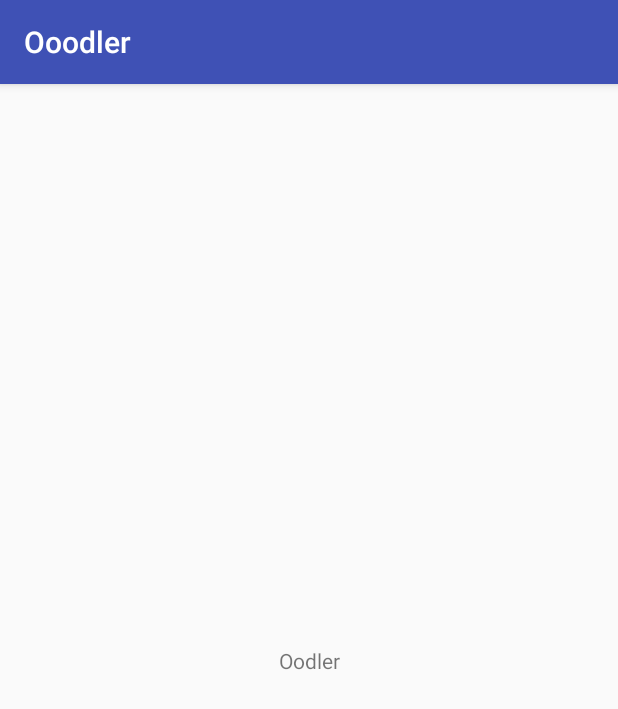
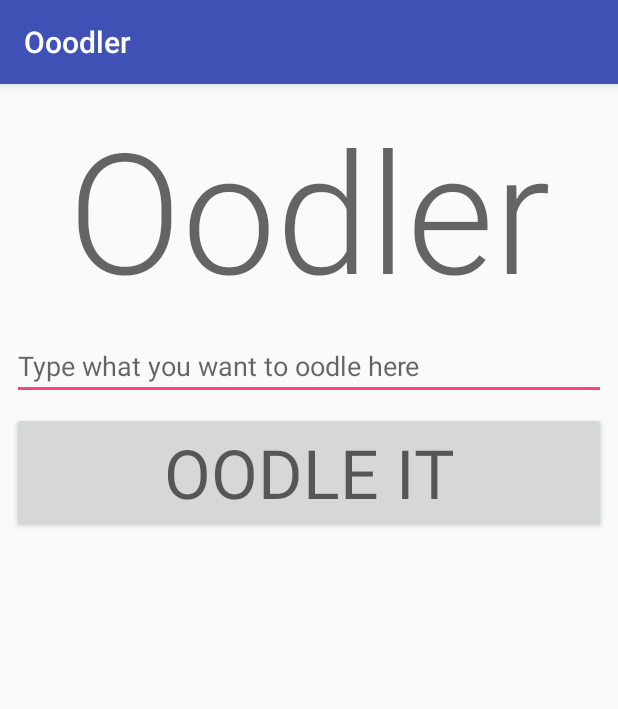
Before and after one commit to WillNess210/Oodler-Android-App, an Android app: the screen it shows after launch (MainActivity), on a phone screen of 412 x 824 dp. Shown: the top 709 px of the screen. Run offline under Robolectric (Android 15) with nearby library versions, the phone set to English and light mode, and no system bars.

Commit message:
Functionally done

```diff
--- a/Oodler/app/src/main/res/layout/activity_main.xml
+++ b/Oodler/app/src/main/res/layout/activity_main.xml
@@ -7,18 +7,55 @@
     tools:context=".MainActivity">
 
     <TextView
+        android:id="@+id/textView"
         android:layout_width="wrap_content"
-        android:layout_height="wrap_content"
+        android:layout_height="0dp"
         android:layout_marginEnd="8dp"
         android:layout_marginLeft="8dp"
         android:layout_marginRight="8dp"
         android:layout_marginStart="8dp"
+        android:layout_marginTop="8dp"
+        android:gravity="center_horizontal"
         android:text="Oodler"
-        app:layout_constraintBottom_toBottomOf="parent"
+        android:textAppearance="@style/TextAppearance.AppCompat.Display4"
         app:layout_constraintEnd_toEndOf="parent"
         app:layout_constraintLeft_toLeftOf="parent"
         app:layout_constraintRight_toRightOf="parent"
         app:layout_constraintStart_toStartOf="parent"
         app:layout_constraintTop_toTopOf="parent" />
 
+    <EditText
+        android:id="@+id/editText"
+        android:layout_width="0dp"
+        android:layout_height="wrap_content"
+        android:layout_marginEnd="8dp"
+        android:layout_marginLeft="8dp"
+        android:layout_marginRight="8dp"
+        android:layout_marginStart="8dp"
+        android:layout_marginTop="8dp"
+        android:ems="10"
+        android:hint="Type what you want to oodle here"
+        android:inputType="textPersonName"
+        app:layout_constraintEnd_toEndOf="parent"
+        app:layout_constraintHorizontal_bias="0.0"
+        app:layout_constraintStart_toStartOf="parent"
+        app:layout_constraintTop_toBottomOf="@+id/textView" />
+
+    <Button
+        android:id="@+id/button"
+        android:layout_width="0dp"
+        android:layout_height="wrap_content"
+        android:layout_marginEnd="8dp"
+        android:layout_marginLeft="8dp"
+        android:layout_marginRight="8dp"
+        android:layout_marginStart="8dp"
+        android:layout_marginTop="8dp"
+        android:onClick="sendMessage"
+        android:text="OODLE IT"
+        android:textAppearance="@style/TextAppearance.AppCompat.Display2"
+        app:layout_constraintEnd_toEndOf="parent"
+        app:layout_constraintHorizontal_bias="0.0"
+        app:layout_constraintStart_toStartOf="parent"
+        app:layout_constraintTop_toBottomOf="@+id/editText" />
+
 </android.support.constraint.ConstraintLayout>
```
Also changed, not shown: Oodler/app/src/main/AndroidManifest.xml (+8 -1 lines), Oodler/app/src/main/java/com/example/studyapp/oodler/DisplayMessageActivity.java (added, +32 -0 lines), Oodler/app/src/main/java/com/example/studyapp/oodler/MainActivity.java (+13 -1 lines), Oodler/app/src/main/res/layout/activity_display_message.xml (added, +26 -0 lines).
